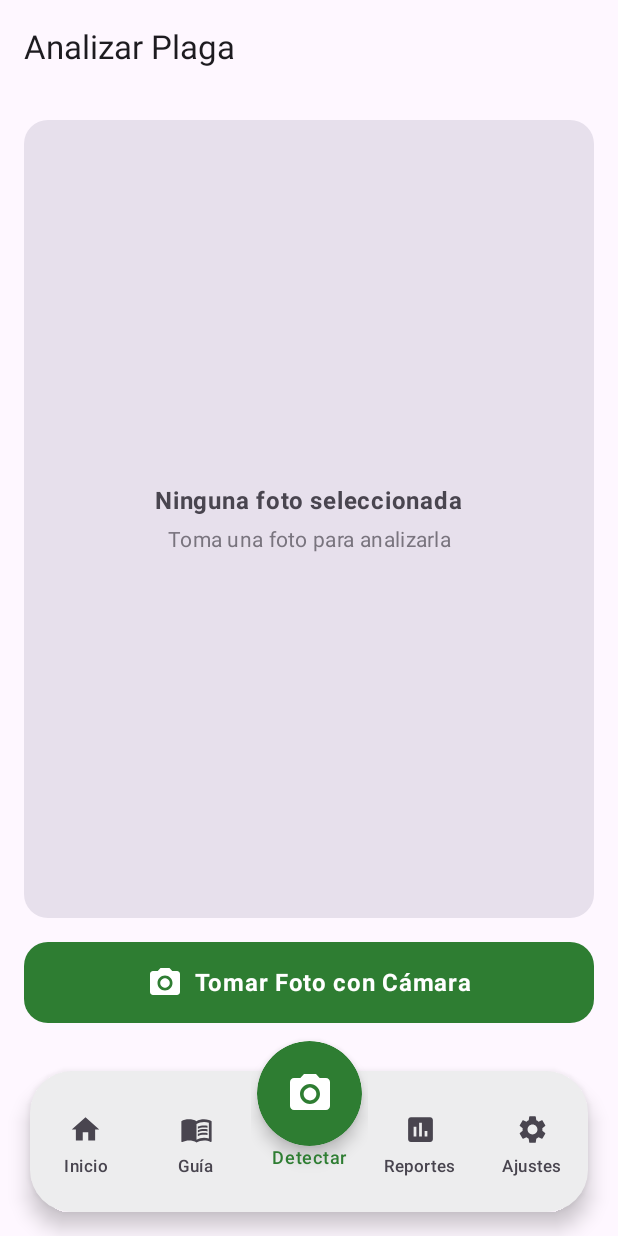
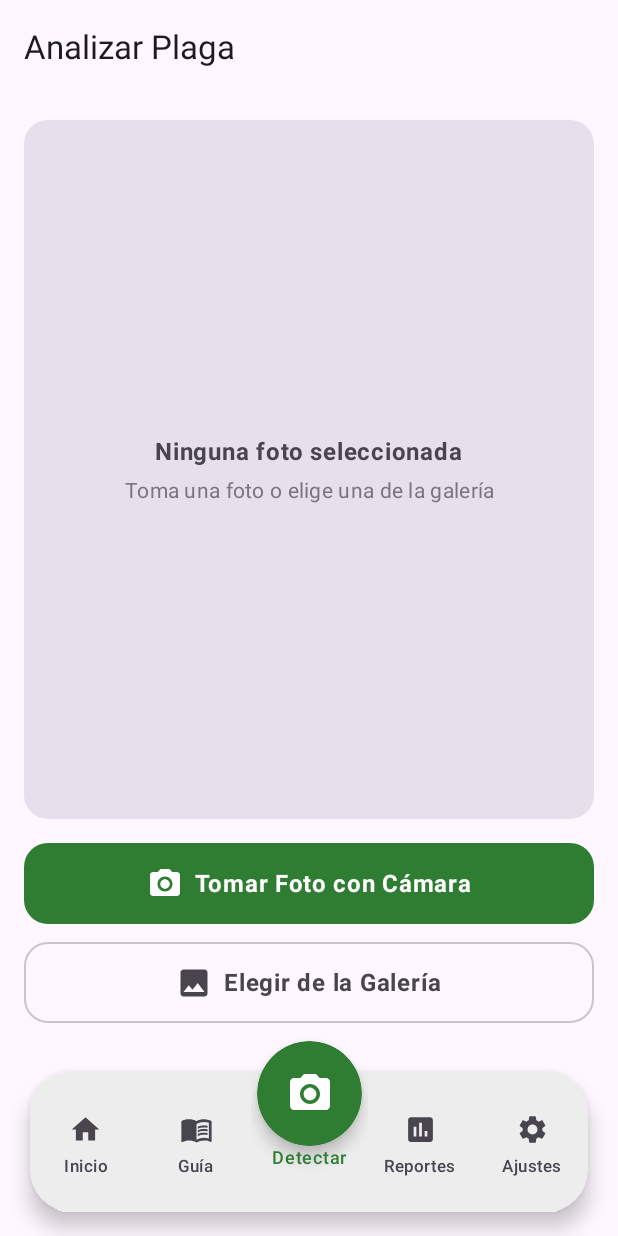
Before and after one commit to FabrizioAvalos/DetectorPlagas-AppsMoviles, an Android app built with Jetpack Compose: the DetectarScreen screen opened through its navigation route, on a phone screen of 412 x 824 dp. Run offline under Robolectric (Android 15) with nearby library versions, the phone set to English and light mode, and no system bars; our stand-ins replace Room's generated code.

Commit message:
feat(detectar): agregar selector de galería y vista previa de la imagen

```diff
--- a/app/src/main/java/com/vallesol/detectorplagas/ui/screens/detectar/DetectarScreen.kt
+++ b/app/src/main/java/com/vallesol/detectorplagas/ui/screens/detectar/DetectarScreen.kt
@@ -20,9 +20,11 @@ import androidx.compose.foundation.layout.padding
 import androidx.compose.foundation.shape.RoundedCornerShape
 import androidx.compose.material.icons.Icons
 import androidx.compose.material.icons.filled.CameraAlt
+import androidx.compose.material.icons.filled.Image
 import androidx.compose.material3.Button
 import androidx.compose.material3.Icon
 import androidx.compose.material3.MaterialTheme
+import androidx.compose.material3.OutlinedButton
 import androidx.compose.material3.Text
 import androidx.compose.runtime.Composable
 import androidx.compose.runtime.getValue
@@ -36,7 +38,6 @@ import androidx.compose.ui.platform.LocalContext
 import androidx.compose.ui.text.font.FontWeight
 import androidx.compose.ui.text.style.TextAlign
 import androidx.compose.ui.unit.dp
-import androidx.core.content.ContextCompat
 import androidx.core.content.FileProvider
 import androidx.navigation.NavController
 import com.vallesol.detectorplagas.ui.navigation.PantallaConDrawer
@@ -55,6 +56,14 @@ fun DetectarScreen(navController: NavController) {
             uriFotoTemporal?.let { uri ->
                 bitmap = convertirUriABitmap(uri, context)
             }
+        }
+    }
+
+    val lanzadorGaleria = rememberLauncherForActivityResult(
+        ActivityResultContracts.GetContent()
+    ) { uri: Uri? ->
+        if (uri != null) {
+            bitmap = convertirUriABitmap(uri, context)
         }
     }
 
@@ -101,7 +110,7 @@ fun DetectarScreen(navController: NavController) {
                         )
                         Spacer(modifier = Modifier.height(4.dp))
                         Text(
-                            text = "Toma una foto para analizarla",
+                            text = "Toma una foto o elige una de la galería",
                             style = MaterialTheme.typography.bodyMedium,
                             color = MaterialTheme.colorScheme.outline,
                             textAlign = TextAlign.Center,
@@ -111,6 +120,8 @@ fun DetectarScreen(navController: NavController) {
                 }
             }
 
+            Column(modifier = Modifier.fillMaxWidth()) {
+                if (bitmap == null) {
                     Button(
                         onClick = { abrirCamara() },
                         modifier = Modifier
@@ -120,6 +131,31 @@ fun DetectarScreen(navController: NavController) {
                     ) {
                         Icon(Icons.Filled.CameraAlt, contentDescription = null, modifier = Modifier.padding(end = 8.dp))
                         Text("Tomar Foto con Cámara", style = MaterialTheme.typography.bodyLarge, fontWeight = FontWeight.Bold)
+                    }
+
+                    Spacer(modifier = Modifier.height(12.dp))
+
+                    OutlinedButton(
+                        onClick = { lanzadorGaleria.launch("image/*") },
+                        modifier = Modifier
+                            .fillMaxWidth()
+                            .height(54.dp),
+                        shape = RoundedCornerShape(16.dp)
+                    ) {
+                        Icon(Icons.Filled.Image, contentDescription = null, modifier = Modifier.padding(end = 8.dp))
+                        Text("Elegir de la Galería", style = MaterialTheme.typography.bodyLarge, fontWeight = FontWeight.Bold)
+                    }
+                } else {
+                    OutlinedButton(
+                        onClick = { bitmap = null },
+                        modifier = Modifier
+                            .fillMaxWidth()
+                            .height(48.dp),
+                        shape = RoundedCornerShape(16.dp)
+                    ) {
+                        Text("Elegir otra foto", style = MaterialTheme.typography.bodyMedium)
+                    }
+                }
             }
         }
     }
```
Lines whose indentation alone changed are shown as unchanged.
